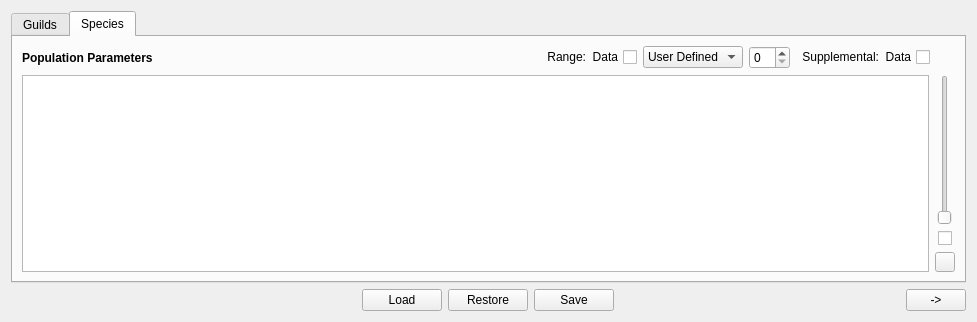
Above: MSSPM_Main/forms/Estimation/Estimation_Tab01.ui from nmfs-fish-tools/MSSPM before the change. Below: the same form after it.
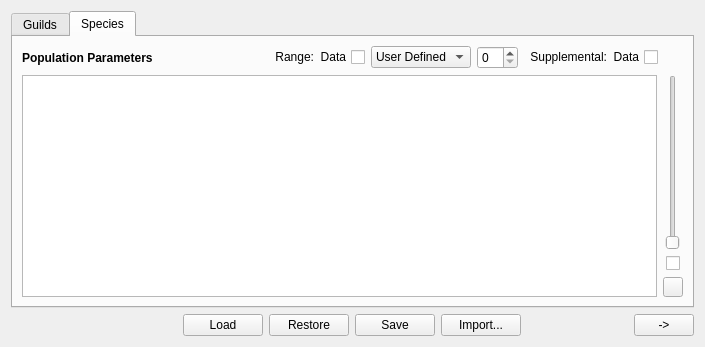
That is the form after the change.

Commit message: Added save/import CSV file functionality

Diff of the .ui file:
```diff
--- a/MSSPM_Main/forms/Estimation/Estimation_Tab01.ui
+++ b/MSSPM_Main/forms/Estimation/Estimation_Tab01.ui
@@ -6,8 +6,8 @@
    <rect>
     <x>0</x>
     <y>0</y>
-    <width>977</width>
-    <height>322</height>
+    <width>705</width>
+    <height>347</height>
    </rect>
   </property>
   <property name="windowTitle">
@@ -500,6 +500,22 @@
        </property>
       </widget>
      </item>
+     <item>
+      <widget class="QPushButton" name="Estimation_Tab1_ImportPB">
+       <property name="toolTip">
+        <string>Import data from a CSV file</string>
+       </property>
+       <property name="statusTip">
+        <string>Import data from a CSV file</string>
+       </property>
+       <property name="whatsThis">
+        <string>&lt;html&gt;&lt;head/&gt;&lt;body&gt;&lt;p align=&quot;center&quot;&gt;&lt;span style=&quot; font-weight:600;&quot;&gt;Import&lt;/span&gt;&lt;/p&gt;&lt;p&gt;This feature allows the user to import data from a .csv file into the above table(s). The user must then explicitly save the data if they want it saved to the database.&lt;/p&gt;&lt;/body&gt;&lt;/html&gt;</string>
+       </property>
+       <property name="text">
+        <string>Import...</string>
+       </property>
+      </widget>
+     </item>
      <item>
       <spacer name="verticalSpacer_42">
        <property name="orientation">
```
Left out of the diff: 3 changed lines with no effect on the pictures. The commit also changes 558 other files.
